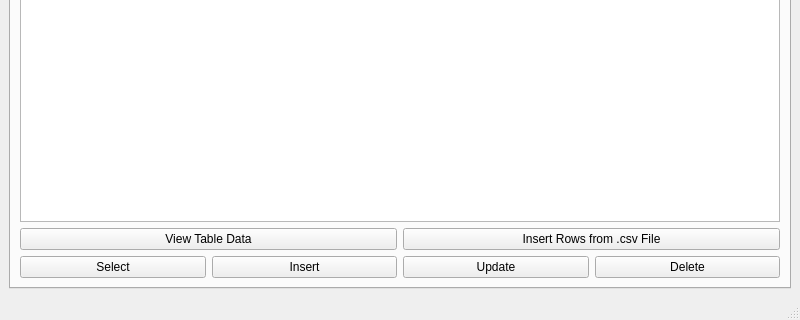
Before: the Qt Designer form Main/mainwindow.ui in r-moraru/cppDB, drawn with Qt 5; both pictures show x 0 to 800 and y 280 to 600 of the 800 by 600 pixel window.
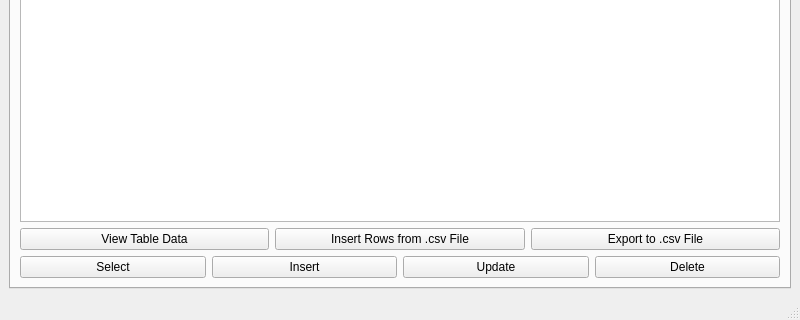
After: the same form once the commit is applied.

Commit message: Added ability to export entire table to a .csv file

Patch:
```diff
--- a/Main/mainwindow.ui
+++ b/Main/mainwindow.ui
@@ -137,6 +137,13 @@
               </property>
              </widget>
             </item>
+            <item>
+             <widget class="QPushButton" name="pushButton">
+              <property name="text">
+               <string>Export to .csv File</string>
+              </property>
+             </widget>
+            </item>
            </layout>
           </item>
          </layout>
```
The commit also changes 20 other files.
